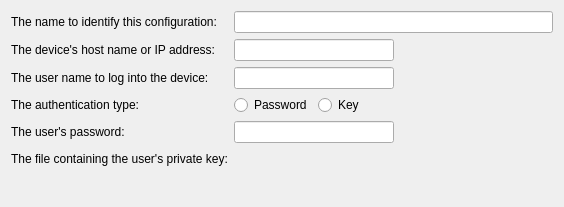
Before: the Qt Designer form src/plugins/remotelinux/genericlinuxdeviceconfigurationwizardsetuppage.ui in qt-creator/qt-creator, drawn with Qt 5.
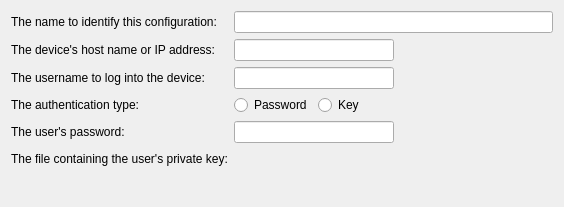
After: the same form once the commit is applied. Custom widgets are drawn as their Qt base class.

Commit message:
Doc: replace "user name" with "username"
In the UI and docs, when in the context of
authentication.

Diff of the .ui file:
```diff
--- a/src/plugins/remotelinux/genericlinuxdeviceconfigurationwizardsetuppage.ui
+++ b/src/plugins/remotelinux/genericlinuxdeviceconfigurationwizardsetuppage.ui
@@ -58,7 +58,7 @@
    <item row="2" column="0">
     <widget class="QLabel" name="userNameLabel">
      <property name="text">
-      <string>The user name to log into the device:</string>
+      <string>The username to log into the device:</string>
      </property>
     </widget>
    </item>
```
The commit also changes 3 other files.
